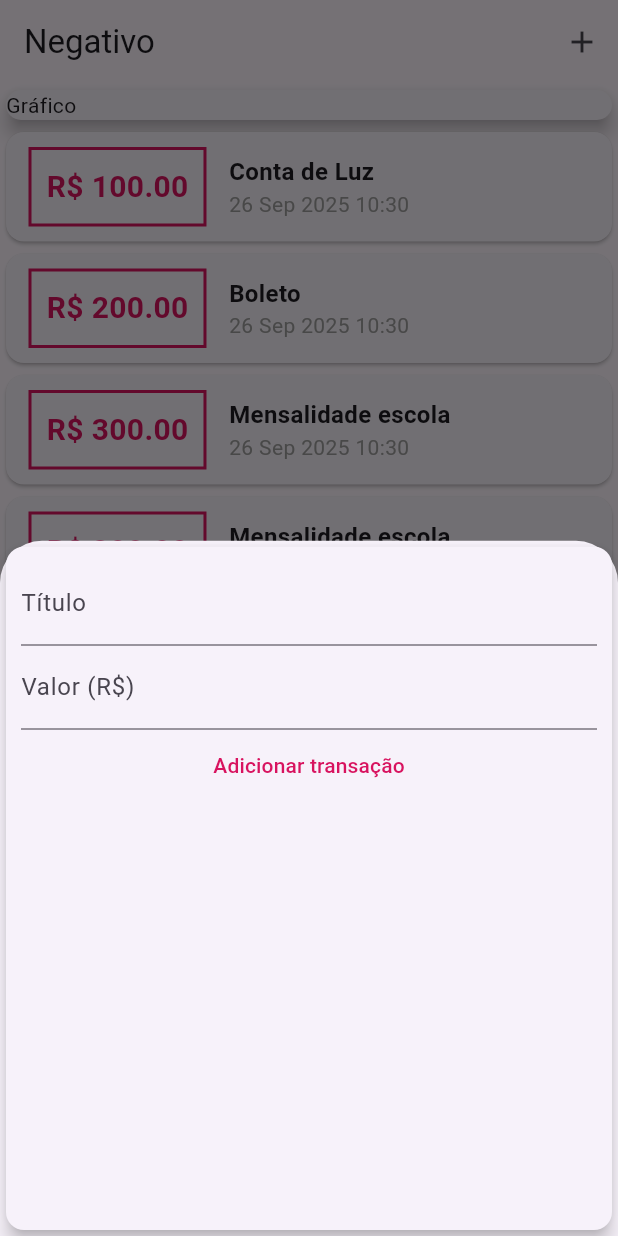
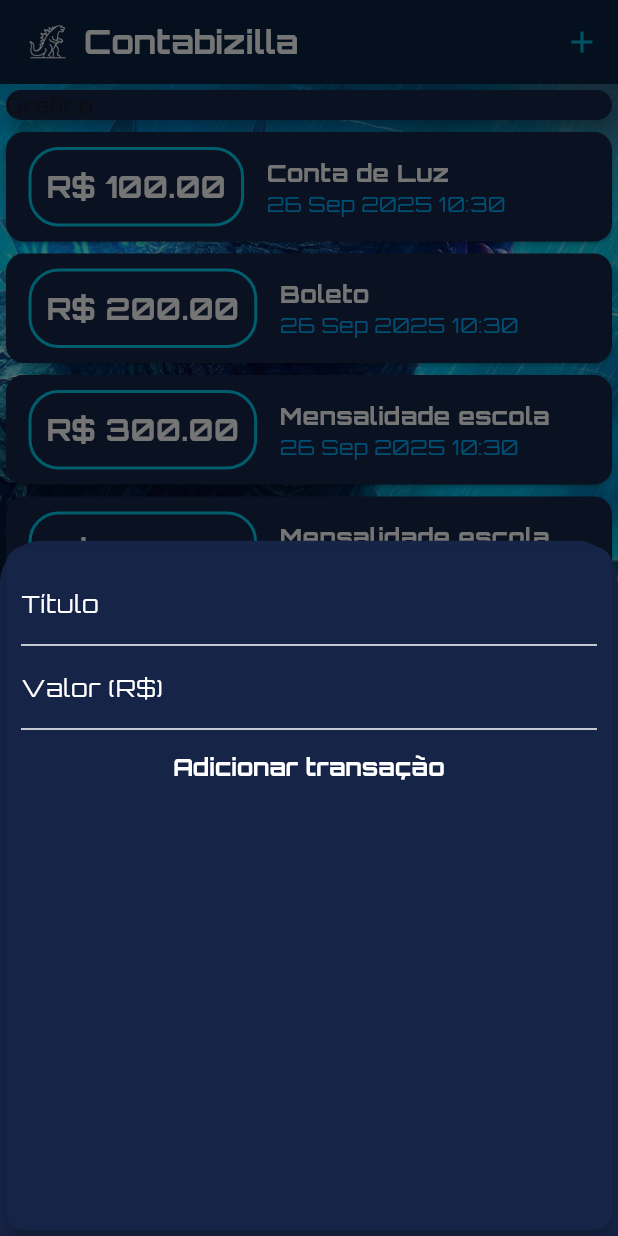
Before and after one commit to Gipsy7/negativo, a Flutter app: the screen it shows after launch, after a tap on the "add" icon, on a phone screen of 412 x 824 dp. Run offline on Flutter 3.47's test engine with Material 3 defaults, Android fonts, the phone set to English and light mode, and no system bars; our stand-ins replace google_fonts.

Commit message:
feat: add new images and integrate Google Fonts into the app's UI

```diff
--- a/lib/components/transaction_form.dart
+++ b/lib/components/transaction_form.dart
@@ -1,4 +1,5 @@
 import 'package:flutter/material.dart';
+import 'package:google_fonts/google_fonts.dart';
 
 class TransactionForm extends StatefulWidget {
   final void Function(String, double) onSubmit;
@@ -12,8 +13,6 @@ class TransactionForm extends StatefulWidget {
 class _TransactionFormState extends State<TransactionForm> {
   final titleController = TextEditingController();
   final valueController = TextEditingController();
-
-  final _baseColor = const Color.fromARGB(255, 216, 19, 95);
 
   _submitForm(){
     final title = titleController.text;
@@ -39,7 +38,10 @@ class _TransactionFormState extends State<TransactionForm> {
                     onSubmitted: (value) => _submitForm(),
                     decoration: InputDecoration(
                       labelText: 'Título',
+                      labelStyle: TextStyle(color: Colors.white),
+
                     ),
+                    style: TextStyle(color: Colors.white),
                   ),
                   TextField(
                     controller: valueController,
@@ -47,12 +49,25 @@ class _TransactionFormState extends State<TransactionForm> {
                     onSubmitted: (value) => _submitForm(),
                     decoration: InputDecoration(
                       labelText: 'Valor (R\$)',
+                      labelStyle: TextStyle(color: Colors.white),
                     ),
+                    style: TextStyle(color: Colors.white),
                   ),
                   TextButton(onPressed:   (){
                     _submitForm();
                   },
-                    child: Text('Adicionar transação', style: TextStyle(color: _baseColor),
+                    child: Text('Adicionar transação',style: GoogleFonts.orbitron(),),
+                    style: TextButton.styleFrom(
+                      foregroundColor: Colors.white,
+                      padding: EdgeInsets.symmetric(
+                        horizontal: 30,
+                        vertical: 15,
+                      ),
+                      elevation: 5,
+                      textStyle: TextStyle(
+                        fontSize: 16,
+                        fontWeight: FontWeight.bold,
+                      ),
                     ),
                   ),
                 ]
--- a/lib/components/transaction_list.dart
+++ b/lib/components/transaction_list.dart
@@ -4,7 +4,6 @@ import 'package:negativo/models/transaction.dart';
 
 class TransactionList extends StatelessWidget {
   final List<Transaction> transactions;
-  final _baseColor = const Color.fromARGB(255, 216, 19, 95);
 
   TransactionList(this.transactions);
 
@@ -25,9 +24,10 @@ class TransactionList extends StatelessWidget {
                         ),
                         decoration: BoxDecoration(
                           border: Border.all(
-                            color: _baseColor,
                             width: 2,
+                            color: Color.fromARGB(255, 0, 202, 238),
                           ),
+                          borderRadius: BorderRadius.circular(20),
                         ),
                         padding: EdgeInsets.all(10),
                         child: Text(
@@ -35,7 +35,7 @@ class TransactionList extends StatelessWidget {
                           style: TextStyle(
                             fontWeight: FontWeight.bold,
                             fontSize: 20,
-                            color: _baseColor,
+                            color: Colors.white,
                           ),
                         ),
                       ),
@@ -46,11 +46,12 @@ class TransactionList extends StatelessWidget {
                           style: TextStyle(
                             fontSize: 16,
                             fontWeight: FontWeight.bold,
+                            color: Colors.white,
                           ),
                         ),
                         Text(DateFormat('d MMM y H:mm').format(tr.date),
                           style: TextStyle(
-                            color: Colors.grey,
+                            color: const Color.fromARGB(255, 0, 174, 255),
                           ),
                         ),
                       ],)
--- a/lib/main.dart
+++ b/lib/main.dart
@@ -4,6 +4,7 @@ import 'package:flutter/material.dart';
 import 'package:negativo/components/transaction_form.dart';
 import 'package:negativo/components/transaction_list.dart';
 import 'package:negativo/models/transaction.dart';
+import 'package:google_fonts/google_fonts.dart';
 
 main() {
   runApp(Negativo());
@@ -12,7 +13,55 @@ main() {
 class Negativo extends StatelessWidget {
   @override
   Widget build(BuildContext context) {
-    return MaterialApp(home: MyHomePage());
+    return MaterialApp(
+      home: MyHomePage(),
+      theme: ThemeData(
+        textTheme: GoogleFonts.orbitronTextTheme(),
+        primaryColor: Color(0xFF0A2342), // Azul escuro Godzilla
+        primaryColorDark: Color(0xFF071A2C), // Azul quase preto
+        primaryColorLight: Color(0xFF1E5A99), // Azul mais claro
+        scaffoldBackgroundColor: Color(0xFF101C2C), // Fundo cinza/azul escuro
+        cardColor: Color(0xFF162447), // Azul neon dos espinhos
+        primaryIconTheme: IconThemeData(color: Color(0xFF00B4D8)), // Ícones azul neon
+        primaryTextTheme: TextTheme(
+          titleLarge: TextStyle(
+            fontFamily: 'OpenSans',
+            fontSize: 20,
+            fontWeight: FontWeight.bold,
+            color: Colors.white,
+          ),
+        ),
+        hintColor: Colors.white70,
+        fontFamily: 'Quicksand',
+        appBarTheme: AppBarTheme(
+          backgroundColor: Color(0xFF0A2342),
+          foregroundColor: Colors.white,
+          iconTheme: IconThemeData(color: Color(0xFF00B4D8)),
+          titleTextStyle: TextStyle(
+            fontFamily: 'OpenSans',
+            fontSize: 22,
+            fontWeight: FontWeight.bold,
+            color: Colors.white,
+          ),
+        ),
+        floatingActionButtonTheme: FloatingActionButtonThemeData(
+          backgroundColor: Color(0xFF00B4D8),
+          foregroundColor: Colors.white,
+        ), colorScheme: ColorScheme.fromSwatch(
+          primarySwatch: Colors.blue,
+          accentColor: Color(0xFF00B4D8),
+          backgroundColor: Color(0xFF101C2C),
+          cardColor: Color(0xFF162447),
+          errorColor: Color(0xFFB00020),
+        ).copyWith(
+          secondary: Color(0xFF00B4D8), // Azul neon para botões/flutuantes
+          onPrimary: Colors.white,
+          onSecondary: Colors.white,
+          surface: Color(0xFF162447),
+          onSurface: Colors.white,
+        ).copyWith(secondary: Color(0xFF00B4D8)),
+      ),
+    );
   }
 }
 
@@ -22,7 +71,6 @@ class MyHomePage extends StatefulWidget {
 }
 
 class _MyHomePageState extends State<MyHomePage> {
-  final _baseColor = const Color.fromARGB(255, 216, 19, 95);
 
   final _transactions = [
     Transaction(
@@ -104,10 +152,41 @@ class _MyHomePageState extends State<MyHomePage> {
   Widget build(BuildContext context) {
     return Scaffold(
       appBar: AppBar(
-        title: Text('Negativo'),
-        actions: [IconButton(icon: Icon(Icons.add), onPressed: () {_openTransactionFormModal(context);})],
+        title: Row(
+          children: [
+            Image.asset(
+              'assets/ChatGPT Image 25 de set. de 2025, 21_52_13.png', // nome do arquivo do ícone
+              height: 32,
+              width: 32,
             ),
-      body: SingleChildScrollView(
+            SizedBox(width: 8),
+            Text(
+              'Contabizilla',
+              style: GoogleFonts.orbitron(),
+            ),
+          ],
+        ),
+        actions: [
+          IconButton(
+            icon: Icon(Icons.add),
+            onPressed: () {
+              _openTransactionFormModal(context);
+            },
+          )
+        ],
+      ),
+      body: Stack(
+        children: [
+          Positioned.fill(
+            child: Opacity(
+              opacity: 1, // Deixa a imagem discreta
+              child: Image.asset(
+                'assets/5983129.jpg', // Caminho da imagem
+                fit: BoxFit.cover,
+              ),
+            ),
+          ),
+          SingleChildScrollView(
             child: Column(
               crossAxisAlignment: CrossAxisAlignment.stretch,
               children: <Widget>[
@@ -116,14 +195,17 @@ class _MyHomePageState extends State<MyHomePage> {
                   child: Card(child: Text('Gráfico'), elevation: 5),
                 ),
                 TransactionList(_transactions),
+                SizedBox(height: 500), // Espaço extra para rolagem
               ],
             ),
           ),
+        ],
+      ),
       floatingActionButton: FloatingActionButton(
         child: Icon(Icons.add),
-        backgroundColor: _baseColor,
-        foregroundColor: Colors.white,
-        onPressed: () {_openTransactionFormModal(context);},
+        onPressed: () {
+          _openTransactionFormModal(context);
+        },
       ),
       floatingActionButtonLocation: FloatingActionButtonLocation.centerFloat,
     );
```
Also changed, not shown: pubspec.yaml (+4 -3 lines), assets/5983129.jpg (added), assets/ChatGPT Image 25 de set. de 2025, 21_52_13.png (added), assets/Gemini_Generated_Image_sqvtjvsqvtjvsqvt.png (added), pubspec.lock, 1 other file. Lines whose indentation alone changed are shown as unchanged.
